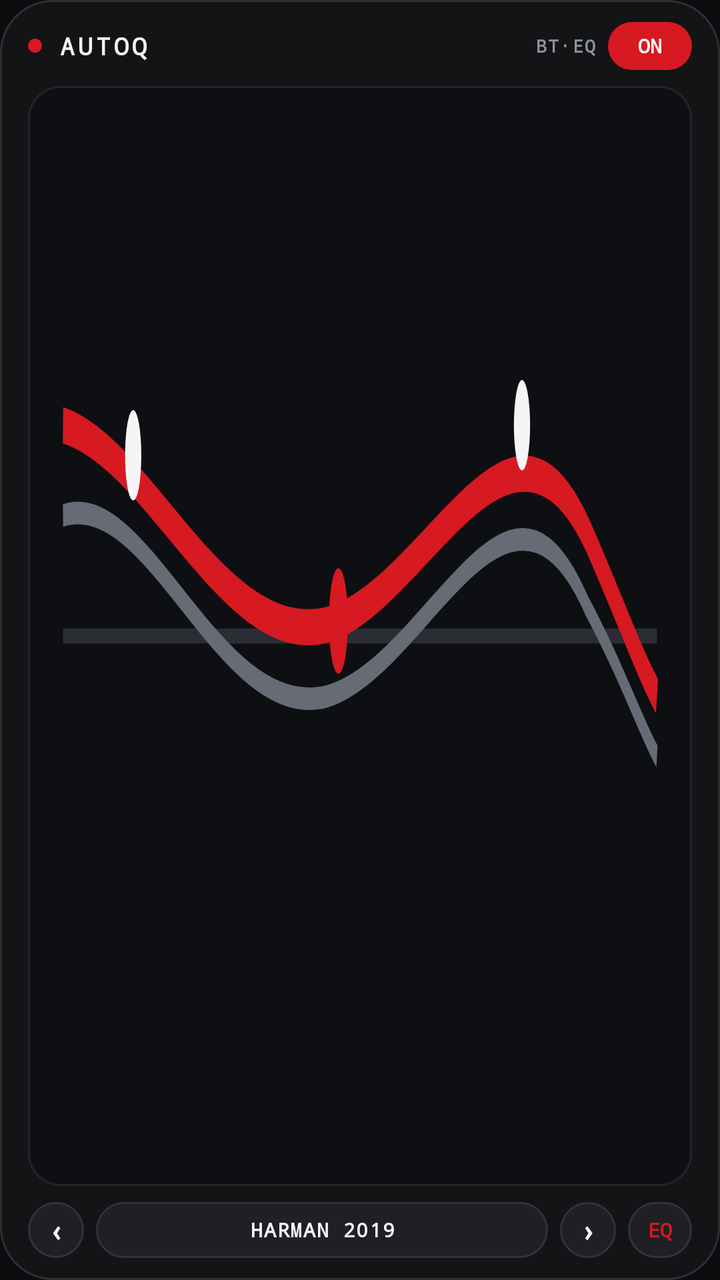
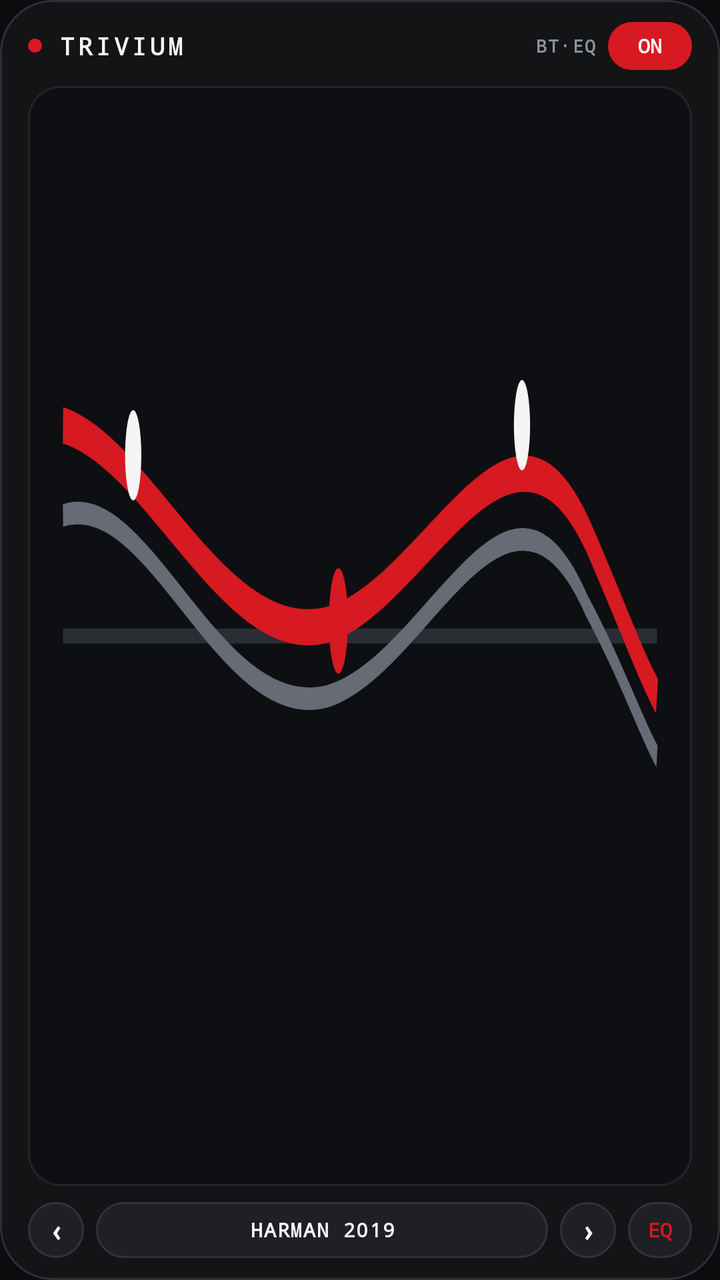

Screens rendered from an Android XML layout before and after an edit, with the pre-edit source and the edit as a unified diff.
<!-- AndroidManifest.xml: application theme Theme.MoondropDSP -->
<!-- res/layout/widget_nothing_eq_preview.xml -->
<?xml version="1.0" encoding="utf-8"?>
<LinearLayout xmlns:android="http://schemas.android.com/apk/res/android"
    android:layout_width="match_parent"
    android:layout_height="match_parent"
    android:background="@drawable/widget_bg_nothing"
    android:orientation="vertical"
    android:paddingLeft="14dp"
    android:paddingTop="11dp"
    android:paddingRight="14dp"
    android:paddingBottom="11dp">

    <LinearLayout
        android:layout_width="match_parent"
        android:layout_height="wrap_content"
        android:gravity="center_vertical"
        android:orientation="horizontal">

        <ImageView
            android:layout_width="7dp"
            android:layout_height="7dp"
            android:layout_marginEnd="8dp"
            android:contentDescription="@null"
            android:src="@drawable/widget_dot_red" />

        <TextView
            android:layout_width="0dp"
            android:layout_height="wrap_content"
            android:layout_weight="1"
            android:fontFamily="monospace"
            android:letterSpacing="0.14"
            android:text="AUTOQ"
            android:textColor="#F5F5F5"
            android:textSize="12sp"
            android:textStyle="bold" />

        <TextView
            android:layout_width="wrap_content"
            android:layout_height="wrap_content"
            android:layout_marginEnd="6dp"
            android:fontFamily="monospace"
            android:letterSpacing="0.08"
            android:text="BT·EQ"
            android:textColor="#8E929B"
            android:textSize="9sp"
            android:textStyle="bold" />

        <TextView
            android:layout_width="wrap_content"
            android:layout_height="24dp"
            android:background="@drawable/widget_pill_red"
            android:fontFamily="monospace"
            android:gravity="center"
            android:minWidth="42dp"
            android:paddingLeft="10dp"
            android:paddingRight="10dp"
            android:text="ON"
            android:textColor="#FFFFFFFF"
            android:textSize="10sp"
            android:textStyle="bold" />
    </LinearLayout>

    <FrameLayout
        android:layout_width="match_parent"
        android:layout_height="0dp"
        android:layout_marginTop="8dp"
        android:layout_marginBottom="8dp"
        android:layout_weight="1"
        android:background="@drawable/widget_graph_frame"
        android:padding="4dp">

        <ImageView
            android:layout_width="match_parent"
            android:layout_height="match_parent"
            android:contentDescription="@null"
            android:scaleType="fitXY"
            android:src="@drawable/widget_preview_curve" />
    </FrameLayout>

    <LinearLayout
        android:layout_width="match_parent"
        android:layout_height="28dp"
        android:gravity="center_vertical"
        android:orientation="horizontal">

        <TextView
            android:layout_width="28dp"
            android:layout_height="28dp"
            android:background="@drawable/widget_pill_dark"
            android:fontFamily="monospace"
            android:gravity="center"
            android:text="‹"
            android:textColor="#F5F5F5"
            android:textSize="15sp"
            android:textStyle="bold" />

        <TextView
            android:layout_width="0dp"
            android:layout_height="28dp"
            android:layout_marginLeft="6dp"
            android:layout_marginRight="6dp"
            android:layout_weight="1"
            android:background="@drawable/widget_pill_dark"
            android:fontFamily="monospace"
            android:gravity="center"
            android:letterSpacing="0.06"
            android:text="HARMAN 2019"
            android:textColor="#F5F5F5"
            android:textSize="10sp"
            android:textStyle="bold" />

        <TextView
            android:layout_width="28dp"
            android:layout_height="28dp"
            android:layout_marginEnd="6dp"
            android:background="@drawable/widget_pill_dark"
            android:fontFamily="monospace"
            android:gravity="center"
            android:text="›"
            android:textColor="#F5F5F5"
            android:textSize="15sp"
            android:textStyle="bold" />

        <TextView
            android:layout_width="wrap_content"
            android:layout_height="28dp"
            android:background="@drawable/widget_pill_dark"
            android:fontFamily="monospace"
            android:gravity="center"
            android:paddingLeft="10dp"
            android:paddingRight="10dp"
            android:text="EQ"
            android:textColor="#D71921"
            android:textSize="10sp"
            android:textStyle="bold" />
    </LinearLayout>

</LinearLayout>
<!-- resources referenced by this layout -->
<resources>
  <!-- drawable widget_bg_nothing (drawable) -->
  <?xml version="1.0" encoding="utf-8"?>
  <shape xmlns:android="http://schemas.android.com/apk/res/android"
      android:shape="rectangle">
      <solid android:color="#F0141517" />
      <corners android:radius="26dp" />
      <stroke
          android:width="1dp"
          android:color="#2E3036" />
  </shape>
  <!-- drawable widget_dot_red (drawable) -->
  <?xml version="1.0" encoding="utf-8"?>
  <shape xmlns:android="http://schemas.android.com/apk/res/android"
      android:shape="oval">
      <solid android:color="#FFD71921" />
      <size
          android:width="7dp"
          android:height="7dp" />
  </shape>
  <!-- drawable widget_graph_frame (drawable) -->
  <?xml version="1.0" encoding="utf-8"?>
  <shape xmlns:android="http://schemas.android.com/apk/res/android"
      android:shape="rectangle">
      <solid android:color="#FF0E0F12" />
      <corners android:radius="16dp" />
      <stroke
          android:width="1dp"
          android:color="#22242A" />
  </shape>
  <!-- drawable widget_pill_dark (drawable) -->
  <?xml version="1.0" encoding="utf-8"?>
  <shape xmlns:android="http://schemas.android.com/apk/res/android"
      android:shape="rectangle">
      <solid android:color="#FF1E2025" />
      <corners android:radius="999dp" />
      <stroke
          android:width="1dp"
          android:color="#30333B" />
  </shape>
  <!-- drawable widget_pill_red (drawable) -->
  <?xml version="1.0" encoding="utf-8"?>
  <shape xmlns:android="http://schemas.android.com/apk/res/android"
      android:shape="rectangle">
      <solid android:color="#FFD71921" />
      <corners android:radius="999dp" />
  </shape>
  <!-- drawable widget_preview_curve (drawable) -->
  <?xml version="1.0" encoding="utf-8"?>
  <vector xmlns:android="http://schemas.android.com/apk/res/android"
      android:width="240dp"
      android:height="72dp"
      android:viewportWidth="240"
      android:viewportHeight="72">
      <path
          android:pathData="M10,36 L230,36"
          android:strokeColor="#2A2D34"
          android:strokeWidth="1" />
      <path
          android:pathData="M10,28 C42,26 68,42 108,40 C145,38 175,22 204,34 C216,38 224,42 230,44"
          android:strokeColor="#666B75"
          android:strokeWidth="1.5" />
      <path
          android:pathData="M10,22 C44,24 72,38 112,35 C148,32 178,18 206,30 C218,35 224,38 230,40"
          android:strokeColor="#D71921"
          android:strokeWidth="2.4" />
      <path
          android:fillColor="#F5F5F5"
          android:pathData="M36,24 m-3,0 a3,3 0 1,0 6,0 a3,3 0 1,0 -6,0" />
      <path
          android:fillColor="#D71921"
          android:pathData="M112,35 m-3.5,0 a3.5,3.5 0 1,0 7,0 a3.5,3.5 0 1,0 -7,0" />
      <path
          android:fillColor="#F5F5F5"
          android:pathData="M180,22 m-3,0 a3,3 0 1,0 6,0 a3,3 0 1,0 -6,0" />
  </vector>
  <style name="Theme.MoondropDSP" parent="android:Theme.Material.NoActionBar">
          <item name="android:windowBackground">#0B0C0E</item>
          <item name="android:statusBarColor">@android:color/transparent</item>
          <item name="android:navigationBarColor">@android:color/transparent</item>
      </style>
</resources>

<!-- the commit's change to res/layout/widget_nothing_eq_preview.xml (unified diff, before → after) -->
@@ -28,7 +28,7 @@
             android:layout_weight="1"
             android:fontFamily="monospace"
             android:letterSpacing="0.14"
-            android:text="AUTOQ"
+            android:text="TRIVIUM"
             android:textColor="#F5F5F5"
             android:textSize="12sp"
             android:textStyle="bold" />
